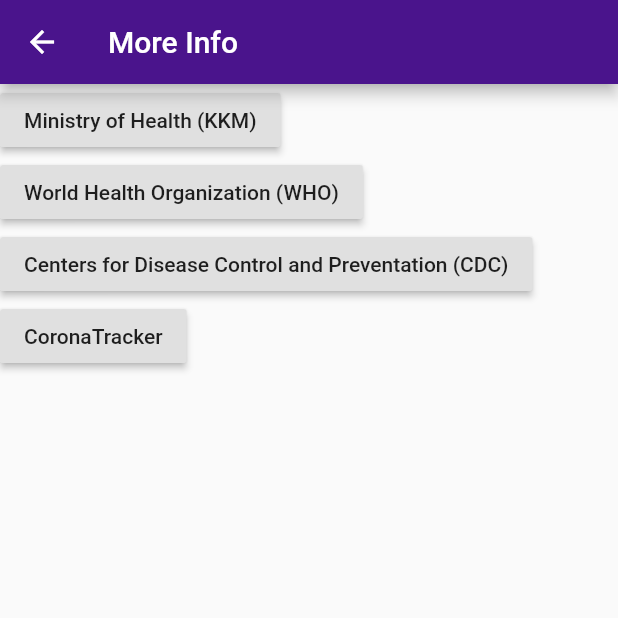
After one commit to TheSecretIron/flutter_apptest1, a Flutter app: the MoreInfo screen opened directly, on a phone screen of 412 x 824 dp, the top half of it. The commit adds this screen. Run offline on Flutter 3.47's test engine with Material 2 defaults, Android fonts, the phone set to English and light mode, and no system bars; our stand-ins replace curved_navigation_bar.

Commit message:
The Big Update 2.0

```diff
--- a/lib/main.dart
+++ b/lib/main.dart
@@ -4,7 +4,6 @@
 import 'home.dart';
 import 'info.dart';
 import 'settings.dart';
-
 
 void main() => runApp(MyApp());
 
--- /dev/null
+++ b/lib/more info.dart
@@ -0,0 +1,39 @@
+import 'package:flutter/cupertino.dart';
+import 'package:flutter/material.dart';
+
+class MoreInfo extends StatelessWidget {
+  @override
+  Widget build(BuildContext context) {
+    return Scaffold(
+      appBar: AppBar(
+        title: Text('More Info'),
+        backgroundColor: Colors.purple[900],
+      ),
+      body: Column(
+        crossAxisAlignment: CrossAxisAlignment.start,
+        children: [
+          RaisedButton(
+            child: Text('Ministry of Health (KKM)'),
+            onPressed: () {
+            },
+          ),
+          RaisedButton(
+            child: Text('World Health Organization (WHO)'),
+            onPressed: () {
+            },
+          ),
+          RaisedButton(
+            child: Text('Centers for Disease Control and Preventation (CDC)'),
+            onPressed: () {
+            },
+          ),
+          RaisedButton(
+            child: Text('CoronaTracker'),
+            onPressed: () {
+            },
+          ),
+        ],
+      ),
+    );
+  }
+}
```
Also changed, not shown: lib/info.dart (+6 -1 lines).
